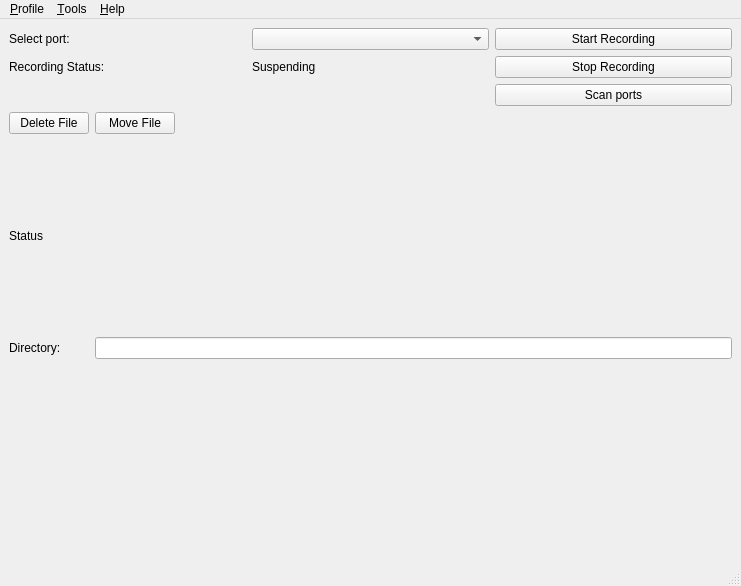
Before: the Qt Designer form src/ui/DevMainWindow.ui in Achicken7301/boxqt, drawn with Qt 5.
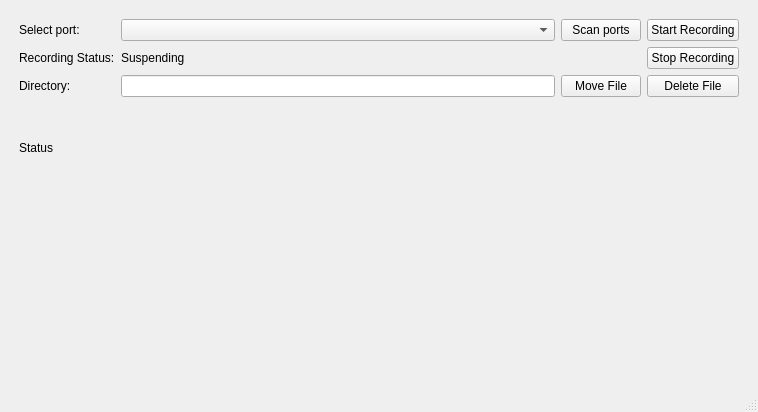
After: the same form once the commit is applied. Custom widgets are drawn as their Qt base class.

```diff
--- a/src/ui/DevMainWindow.ui
+++ b/src/ui/DevMainWindow.ui
@@ -6,17 +6,28 @@
    <rect>
     <x>0</x>
     <y>0</y>
-    <width>741</width>
-    <height>586</height>
+    <width>758</width>
+    <height>412</height>
    </rect>
   </property>
   <property name="windowTitle">
    <string>Boxqt for Developers</string>
   </property>
   <widget class="QWidget" name="centralwidget">
+   <layout class="QGridLayout" name="gridLayout_2">
+    <item row="0" column="0">
    <layout class="QVBoxLayout" name="verticalLayout">
     <item>
      <layout class="QGridLayout" name="gridLayout">
+        <property name="leftMargin">
+         <number>10</number>
+        </property>
+        <property name="topMargin">
+         <number>10</number>
+        </property>
+        <property name="rightMargin">
+         <number>10</number>
+        </property>
       <item row="0" column="0">
        <widget class="QLabel" name="label_2">
         <property name="text">
@@ -24,24 +35,14 @@
         </property>
        </widget>
       </item>
-      <item row="0" column="1">
-       <widget class="QComboBox" name="portOnHand"/>
+        <item row="2" column="1">
+         <widget class="QLineEdit" name="dir">
+          <property name="text">
+           <string/>
+          </property>
+         </widget>
       </item>
       <item row="0" column="2">
-       <widget class="QPushButton" name="startRecordBtn">
-        <property name="text">
-         <string>Start Recording</string>
-        </property>
-       </widget>
-      </item>
-      <item row="1" column="2">
-       <widget class="QPushButton" name="stopRecordBtn">
-        <property name="text">
-         <string>Stop Recording</string>
-        </property>
-       </widget>
-      </item>
-      <item row="2" column="2">
        <widget class="QPushButton" name="uiPortScan">
         <property name="text">
          <string>Scan ports</string>
@@ -55,6 +56,13 @@
         </property>
        </widget>
       </item>
+        <item row="2" column="0">
+         <widget class="QLabel" name="label_4">
+          <property name="text">
+           <string>Directory:</string>
+          </property>
+         </widget>
+        </item>
       <item row="1" column="1">
        <widget class="QLabel" name="sample_rate">
         <property name="text">
@@ -62,48 +70,47 @@
         </property>
        </widget>
       </item>
-     </layout>
-    </item>
-    <item>
-     <layout class="QGridLayout" name="gridLayout_2">
       <item row="0" column="1">
+         <widget class="QComboBox" name="portOnHand"/>
+        </item>
+        <item row="0" column="3">
+         <widget class="QPushButton" name="startRecordBtn">
+          <property name="text">
+           <string>Start Recording</string>
+          </property>
+         </widget>
+        </item>
+        <item row="1" column="3">
+         <widget class="QPushButton" name="stopRecordBtn">
+          <property name="text">
+           <string>Stop Recording</string>
+          </property>
+         </widget>
+        </item>
+        <item row="2" column="2">
        <widget class="QPushButton" name="moveFile">
         <property name="text">
          <string>Move File</string>
         </property>
        </widget>
       </item>
-      <item row="0" column="2">
-       <spacer name="horizontalSpacer">
-        <property name="orientation">
-         <enum>Qt::Horizontal</enum>
-        </property>
-        <property name="sizeHint" stdset="0">
-         <size>
-          <width>40</width>
-          <height>20</height>
-         </size>
-        </property>
-       </spacer>
-      </item>
-      <item row="2" column="0">
-       <widget class="QLabel" name="label_4">
-        <property name="text">
-         <string>Directory:</string>
-        </property>
-       </widget>
-      </item>
-      <item row="2" column="1" colspan="2">
-       <widget class="QLineEdit" name="dir"/>
-      </item>
-      <item row="0" column="0">
+        <item row="2" column="3">
        <widget class="QPushButton" name="deleteFile">
         <property name="text">
          <string>Delete File</string>
         </property>
        </widget>
       </item>
-      <item row="3" column="0" colspan="3">
+        <item row="3" column="0" colspan="4">
+         <widget class="QLabel" name="status">
+          <property name="text">
+           <string>Status</string>
+          </property>
+         </widget>
+        </item>
+       </layout>
+      </item>
+      <item>
        <widget class="PlotWidget" name="my_widget" native="true">
         <property name="enabled">
          <bool>false</bool>
@@ -113,56 +120,10 @@
         </property>
        </widget>
       </item>
-      <item row="1" column="0" colspan="3">
-       <widget class="QLabel" name="status">
-        <property name="text">
-         <string>Status</string>
-        </property>
-       </widget>
-      </item>
      </layout>
     </item>
    </layout>
   </widget>
-  <widget class="QMenuBar" name="menubar">
-   <property name="geometry">
-    <rect>
-     <x>0</x>
-     <y>0</y>
-     <width>741</width>
-     <height>26</height>
-    </rect>
-   </property>
-   <widget class="QMenu" name="menu_Profile">
-    <property name="title">
-     <string>&amp;Profile</string>
-    </property>
-    <addaction name="action_info"/>
-    <addaction name="actionDuplicate"/>
-    <addaction name="actionRename"/>
-    <addaction name="actionRemove"/>
-    <addaction name="actionImport"/>
-    <addaction name="actionExport"/>
-    <addaction name="separator"/>
-    <addaction name="actionProfile1"/>
-   </widget>
-   <widget class="QMenu" name="menu_About">
-    <property name="title">
-     <string>&amp;Help</string>
-    </property>
-    <addaction name="action_About_us"/>
-   </widget>
-   <widget class="QMenu" name="menuTools">
-    <property name="title">
-     <string>&amp;Tools</string>
-    </property>
-    <addaction name="actionAuto_Congifuration_Wizard"/>
-    <addaction name="actionSetting"/>
-   </widget>
-   <addaction name="menu_Profile"/>
-   <addaction name="menuTools"/>
-   <addaction name="menu_About"/>
-  </widget>
   <widget class="QStatusBar" name="statusbar"/>
   <action name="actionBoard_Setting">
    <property name="text">
```
Lines whose indentation alone changed are shown as unchanged.
